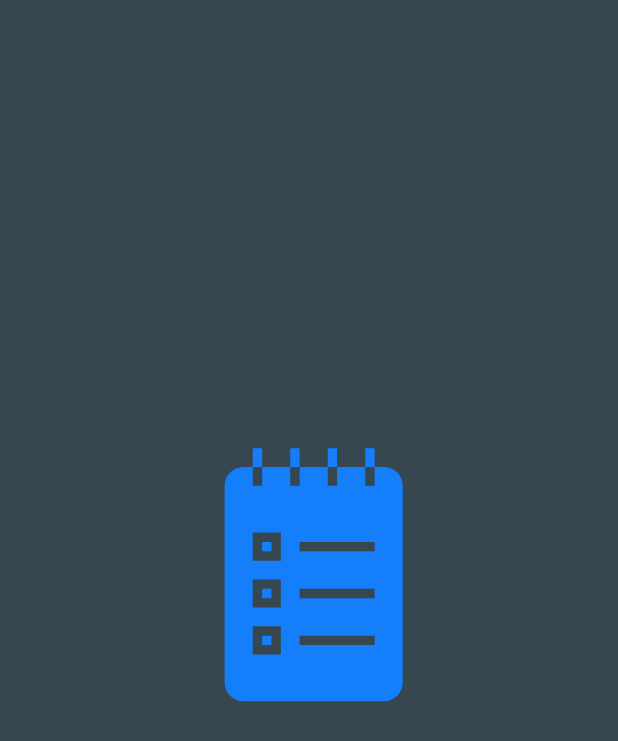
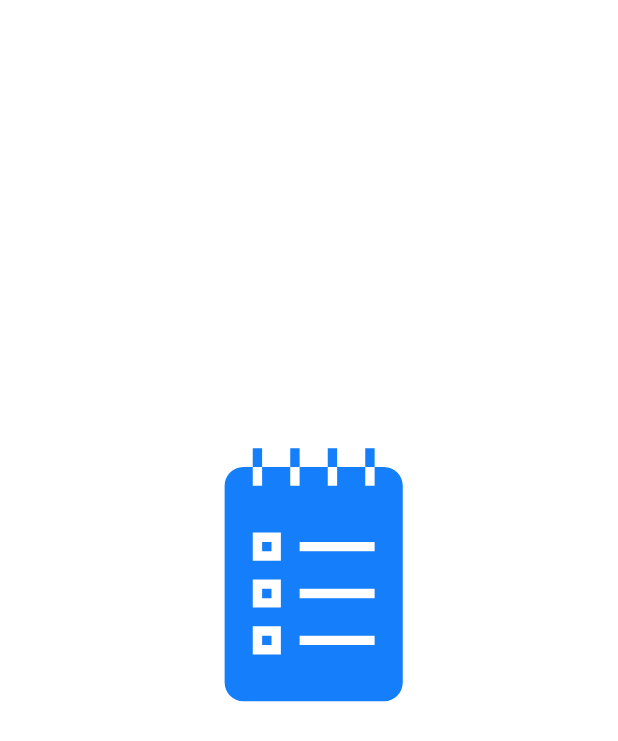
Before and after one commit to MehdiNosrati/mTodo, an Android app: the LaunchActivity screen opened directly, with no data from a screen before it, on a phone screen of 412 x 824 dp. Shown: the top 741 px of the screen. Run offline under Robolectric (Android 15) with nearby library versions, the phone set to English and light mode, and no system bars; 1 statement that could not run was skipped.

Commit message:
fix light theme issues

```diff
--- a/app/src/main/java/io/mns/base/app/App.kt
+++ b/app/src/main/java/io/mns/base/app/App.kt
@@ -13,7 +13,7 @@ class App: MultiDexApplication() {
     override fun onCreate() {
         super.onCreate()
         startKoin()
-        AppCompatDelegate.setDefaultNightMode(AppCompatDelegate.MODE_NIGHT_YES)
+        AppCompatDelegate.setDefaultNightMode(AppCompatDelegate.MODE_NIGHT_NO)
     }
 
     private fun startKoin() {
--- a/app/src/main/java/io/mns/base/app/data/persistence/TodoDao.kt
+++ b/app/src/main/java/io/mns/base/app/data/persistence/TodoDao.kt
@@ -15,6 +15,6 @@ interface TodoDao {
     @Update
     suspend fun updateTodo(todo: TodoItem)
 
-    @Query("select * from todos")
+    @Query("select * from todos where not done")
     fun getTodos(): LiveData<List<TodoItem>?>
 }
--- a/app/src/main/java/io/mns/base/app/ui/fragments/HomeFragment.kt
+++ b/app/src/main/java/io/mns/base/app/ui/fragments/HomeFragment.kt
@@ -27,6 +27,7 @@ class HomeFragment : BaseFragment<FragmentHomeBinding>(R.layout.fragment_home),
     private fun loadData() {
         adapter = TodoAdapter(this)
         binding.list.setHasFixedSize(true)
+        binding.list.itemAnimator = null
         adapter.setHasStableIds(true)
         binding.list.adapter = adapter
 
--- a/app/src/main/res/layout/item_todo.xml
+++ b/app/src/main/res/layout/item_todo.xml
@@ -37,10 +37,9 @@
                 android:layout_width="36dp"
                 android:layout_height="36dp"
                 app:checked="@{item.done}"
-                app:circle_color="@color/colorAccent"
+                app:circle_color="@color/circleColor"
                 app:stroke_color="@color/colorAccent"
-                app:stroke_width="1dp"
-                android:elevation="4dp"/>
+                app:stroke_width="4dp"/>
 
         </LinearLayout>
     </androidx.cardview.widget.CardView>
--- a/app/src/main/res/values-night/colors.xml
+++ b/app/src/main/res/values-night/colors.xml
@@ -2,6 +2,7 @@
 <resources>
     <color name="colorPrimary">#37474f</color>
     <color name="colorPrimaryDark">#102027</color>
-    <color name="colorAccent">#00b0ff</color>
+    <color name="colorAccent">#2196F3</color>
+    <color name="circleColor">#90CAF9</color>
     <color name="textGrey">#FFF</color>
 </resources>
--- a/app/src/main/res/values/colors.xml
+++ b/app/src/main/res/values/colors.xml
@@ -2,6 +2,7 @@
 <resources>
     <color name="colorPrimary">#FFF</color>
     <color name="colorPrimaryDark">#CCC</color>
-    <color name="colorAccent">#00b0ff</color>
+    <color name="colorAccent">#2196F3</color>
+    <color name="circleColor">#90CAF9</color>
     <color name="textGrey">#455a64</color>
 </resources>
```
